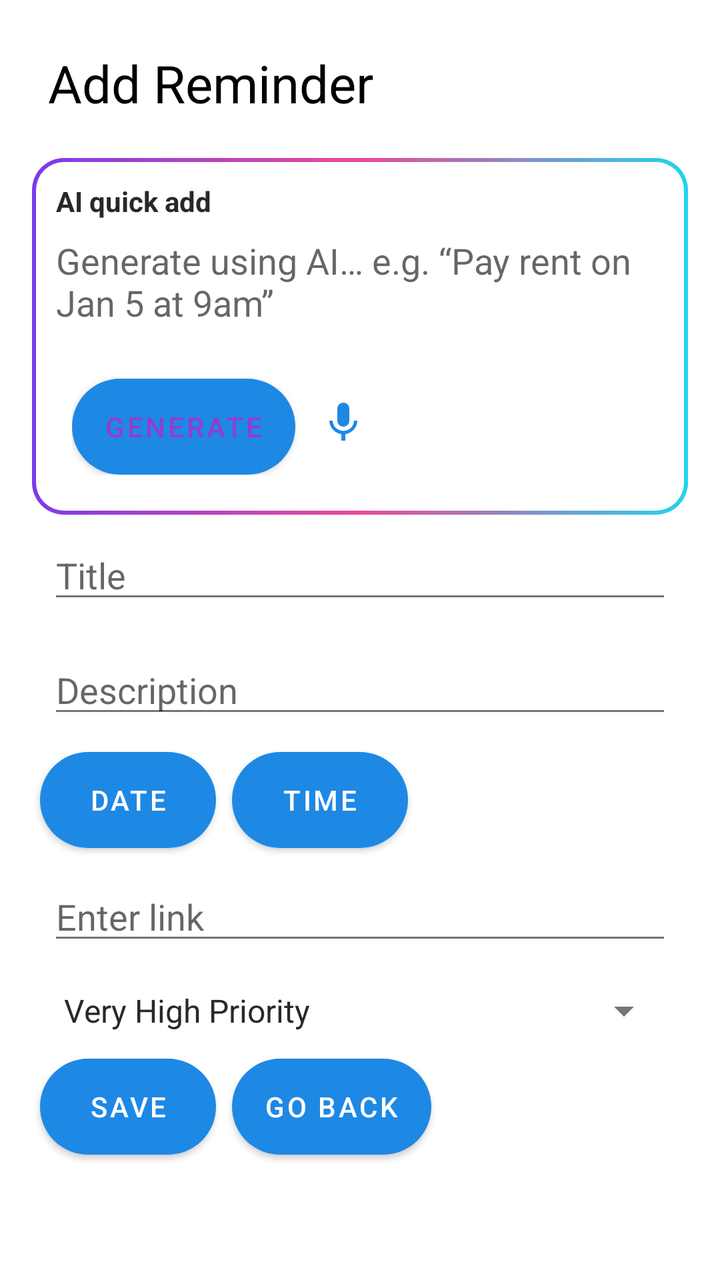
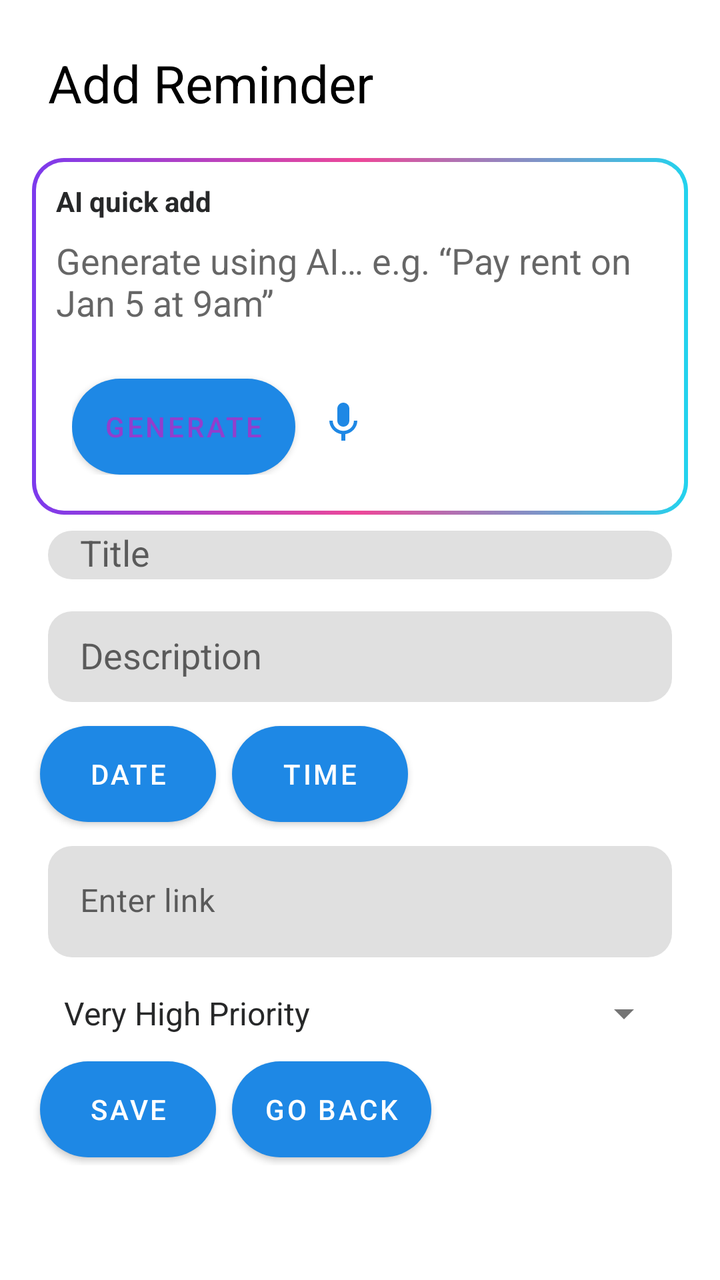

Two renders of the same Android screen: before a commit and after it. Below are the layout's source before the change and the commit's diff.
<!-- AndroidManifest.xml: application theme Theme.Nudge -->
<!-- res/layout/fragment_reminder.xml -->
<LinearLayout xmlns:android="http://schemas.android.com/apk/res/android"
    android:layout_width="match_parent"
    android:layout_height="match_parent"
    xmlns:app="http://schemas.android.com/apk/res-auto"
    android:orientation="vertical"
    android:padding="16dp">

    <com.google.android.material.progressindicator.LinearProgressIndicator
        android:id="@+id/topLoading"
        android:layout_width="match_parent"
        android:layout_height="4dp"
        android:indeterminate="true"
        android:visibility="gone"
        android:layout_marginBottom="8dp" />

    <TextView
        android:id="@+id/pageTitle"
        android:layout_width="wrap_content"
        android:layout_height="wrap_content"
        android:textSize="26sp"
        android:text="Add Reminder"
        android:layout_margin="8dp"
        android:textColor="?attr/colorOnSurface"/>


    
    <LinearLayout
        android:id="@+id/aiBox"
        android:layout_width="match_parent"
        android:layout_height="wrap_content"
        android:layout_marginTop="12dp"
        android:padding="12dp"
        android:orientation="vertical"
        android:background="@drawable/bg_ai_gradient">

        <TextView
            android:layout_width="wrap_content"
            android:layout_height="wrap_content"
            android:text="AI quick add"
            android:textStyle="bold"
            android:textColor="@color/colorTextPrimary"
            android:textSize="14sp" />

        <EditText
            android:id="@+id/aiInputEditText"
            android:layout_width="match_parent"
            android:layout_height="wrap_content"
            android:layout_marginTop="8dp"
            android:hint="Generate using AI… e.g. “Pay rent on Jan 5 at 9am”"
            android:textColor="@android:color/white"
            android:background="@android:color/transparent"
            android:inputType="textCapSentences|textMultiLine"
            android:minLines="2"
            android:maxLines="4" />
        <LinearLayout
            android:id="@+id/aiActionBox"
            android:layout_width="match_parent"
            android:layout_height="wrap_content"
            android:layout_marginTop="8dp"
            android:padding="8dp"
            android:orientation="horizontal">
            <Button
                android:id="@+id/aiGenerateButton"
                android:layout_width="wrap_content"
                android:layout_height="wrap_content"
                android:layout_marginTop="10dp"
                android:text="Generate"
                android:background="@drawable/rounded_corner"
                android:backgroundTint="#FFFFFF"
                android:textColor="#923ECD" />
            <ImageButton
                android:id="@+id/voiceButton"
                android:layout_width="48dp"
                android:layout_height="48dp"
                android:layout_marginTop="8dp"
                android:background="?attr/selectableItemBackgroundBorderless"
                android:contentDescription="Start recording"
                android:src="@drawable/ic_mic"
                app:tint="@color/mic_tint" />
        </LinearLayout>
    </LinearLayout>

    <AutoCompleteTextView
        android:id="@+id/titleEditText"
        android:layout_width="match_parent"
        android:layout_height="wrap_content"
        android:layout_margin="8dp"
        android:hint="Title" />

    <AutoCompleteTextView
        android:id="@+id/descriptionEditText"
        android:layout_width="match_parent"
        android:layout_height="wrap_content"
        android:layout_margin="8dp"
        android:hint="Description" />

    <LinearLayout
        android:layout_width="wrap_content"
        android:layout_height="wrap_content"
        android:orientation="horizontal"
        android:gravity="center_vertical">
        <Button
            android:id="@+id/dateButton"
            android:layout_width="match_parent"
            android:layout_height="wrap_content"
            android:background="@drawable/rounded_corner"
            android:layout_margin="4dp"
            android:text="Date" />

        <Button
            android:id="@+id/timeButton"
            android:layout_width="match_parent"
            android:layout_height="wrap_content"
            android:background="@drawable/rounded_corner"
            android:layout_margin="4dp"
            android:text="Time" />
    </LinearLayout>

    <EditText
        android:id="@+id/idEditText"
        android:layout_width="match_parent"
        android:layout_height="wrap_content"
        android:visibility="gone"
        android:layout_margin="8dp" />

    <EditText
        android:id="@+id/linkEditText"
        android:layout_width="match_parent"
        android:layout_height="wrap_content"
        android:hint="Enter link"
        android:singleLine="true"
        android:layout_margin="8dp"
        android:imeOptions="actionDone" />

    <EditText
        android:id="@+id/passwordEditText"
        android:layout_width="match_parent"
        android:layout_height="wrap_content"
        android:hint="Enter key"
        android:visibility="gone"
        android:inputType="textPassword"
        android:singleLine="true"
        android:layout_margin="8dp"
        android:imeOptions="actionDone" />

    <Spinner
        android:id="@+id/prioritySpinner"
        android:layout_width="match_parent"
        android:layout_height="wrap_content"
        android:layout_margin="8dp"
        android:entries="@array/priority_array" />

    <Spinner
        android:id="@+id/snoozeSpinner"
        android:layout_width="match_parent"
        android:layout_height="wrap_content"
        android:layout_margin="8dp"
        android:visibility="gone"
        android:entries="@array/snooze_array" />

    <LinearLayout
        android:layout_width="wrap_content"
        android:layout_height="wrap_content"
        android:orientation="horizontal"
        android:gravity="center_vertical">
        <Button
            android:id="@+id/saveButton"
            android:layout_width="match_parent"
            android:layout_height="wrap_content"
            android:background="@drawable/rounded_corner"
            android:layout_margin="4dp"
            android:text="Save" />

        <Button
            android:id="@+id/goBackButton"
            android:layout_width="wrap_content"
            android:layout_height="wrap_content"
            android:text="Go Back"
            android:layout_margin="4dp"
            android:background="@drawable/rounded_corner"
            android:layout_gravity="center" />
    </LinearLayout>

</LinearLayout>
<!-- resources referenced by this layout -->
<resources>
  <string-array name="priority_array">
          <item>Very High Priority</item>
          <item>High Priority</item>
          <item>Medium Priority</item>
          <item>Low Priority</item>
      </string-array>
  <string-array name="snooze_array">
          <item>One Reminder</item>
          <item>Two Reminders</item>
          <item>Three Reminders</item>
      </string-array>
  <color name="colorTextPrimary">#272829</color>
  <!-- drawable bg_ai_gradient (drawable) -->
  <layer-list xmlns:android="http://schemas.android.com/apk/res/android">
  
      
      <item>
          <shape android:shape="rectangle">
              <corners android:radius="16dp" />
              <gradient
                  android:type="linear"
                  android:angle="0"
                  android:startColor="#7C3AED"
                  android:centerColor="#EC4899"
                  android:endColor="#22D3EE" />
          </shape>
      </item>
  
      
      <item
          android:left="2dp"
          android:top="2dp"
          android:right="2dp"
          android:bottom="2dp">
          <shape android:shape="rectangle">
              <corners android:radius="14dp" />
              <solid android:color="?attr/colorSurface" />
          </shape>
      </item>
  
  </layer-list>
  <!-- drawable ic_mic (drawable) -->
  <vector xmlns:android="http://schemas.android.com/apk/res/android" android:height="24dp" android:tint="#FFFFFF" android:viewportHeight="24" android:viewportWidth="24" android:width="24dp">
        
      <path android:fillColor="@android:color/white" android:pathData="M12,14c1.66,0 2.99,-1.34 2.99,-3L15,5c0,-1.66 -1.34,-3 -3,-3S9,3.34 9,5v6c0,1.66 1.34,3 3,3zM17.3,11c0,3 -2.54,5.1 -5.3,5.1S6.7,14 6.7,11L5,11c0,3.41 2.72,6.23 6,6.72L11,21h2v-3.28c3.28,-0.48 6,-3.3 6,-6.72h-1.7z"/>
      
  </vector>
  <!-- drawable rounded_corner (drawable) -->
  <shape xmlns:android="http://schemas.android.com/apk/res/android">
      <solid android:color="@color/white" />
      <corners android:radius="30dp" />
  </shape>
  <style name="Theme.Nudge" parent="Theme.MaterialComponents.DayNight.NoActionBar">
          
          <item name="colorPrimary">@color/colorPrimary</item>
          <item name="colorPrimaryVariant">@color/colorPrimaryDark</item>
          <item name="colorOnPrimary">@color/white</item>
          
          <item name="colorSecondary">@color/colorAccent</item>
          <item name="colorSecondaryVariant">@color/colorAccent</item>
          <item name="colorOnSecondary">@color/black</item>
          
          <item name="android:colorBackground">@color/colorBackground</item>
          
          <item name="android:textColorPrimary">@color/colorTextPrimary</item>
          <item name="android:textColorSecondary">@color/colorTextSecondary</item>
          
          <item name="android:windowBackground">@color/colorBackground</item>
          <item name="android:statusBarColor">@color/colorTheme</item>
      </style>
  <color name="white">#FFFFFFFF</color>
  <color name="colorPrimary">#1E88E5</color>
  <color name="colorPrimaryDark">#1565C0</color>
  <color name="colorAccent">#B0B0B0</color>
  <color name="black">#FF000000</color>
  <color name="colorBackground">#FFFFFF</color>
  <color name="colorTextSecondary">#757575</color>
  <color name="colorTheme">#58CBFF</color>
</resources>

<!-- the commit's change to res/layout/fragment_reminder.xml (unified diff, before → after) -->
@@ -80,19 +80,45 @@
         </LinearLayout>
     </LinearLayout>
 
-    <AutoCompleteTextView
-        android:id="@+id/titleEditText"
-        android:layout_width="match_parent"
-        android:layout_height="wrap_content"
-        android:layout_margin="8dp"
-        android:hint="Title" />
-
-    <AutoCompleteTextView
-        android:id="@+id/descriptionEditText"
-        android:layout_width="match_parent"
-        android:layout_height="wrap_content"
-        android:layout_margin="8dp"
-        android:hint="Description" />
+    <com.google.android.material.textfield.TextInputLayout
+        android:layout_width="match_parent"
+        android:layout_height="wrap_content"
+        android:layout_margin="8dp"
+        android:hint="Title"
+        style="@style/Widget.MaterialComponents.TextInputLayout.FilledBox"
+        app:boxCornerRadiusTopStart="12dp"
+        app:boxCornerRadiusTopEnd="12dp"
+        app:boxCornerRadiusBottomStart="12dp"
+        app:boxCornerRadiusBottomEnd="12dp"
+        app:boxStrokeWidth="0dp"
+        app:boxStrokeWidthFocused="0dp">
+        <com.google.android.material.textfield.MaterialAutoCompleteTextView
+            android:id="@+id/titleEditText"
+            android:layout_width="match_parent"
+            android:layout_height="wrap_content"
+            android:paddingStart="16dp" />
+    </com.google.android.material.textfield.TextInputLayout>
+
+    <com.google.android.material.textfield.TextInputLayout
+        android:layout_width="match_parent"
+        android:layout_height="wrap_content"
+        android:layout_margin="8dp"
+        android:hint="Description"
+        style="@style/Widget.MaterialComponents.TextInputLayout.FilledBox"
+        app:boxCornerRadiusTopStart="12dp"
+        app:boxCornerRadiusTopEnd="12dp"
+        app:boxCornerRadiusBottomStart="12dp"
+        app:boxCornerRadiusBottomEnd="12dp"
+        app:boxStrokeWidth="0dp"
+        app:boxStrokeWidthFocused="0dp">
+        <com.google.android.material.textfield.MaterialAutoCompleteTextView
+            android:id="@+id/descriptionEditText"
+            android:layout_width="match_parent"
+            android:layout_height="wrap_content"
+            android:paddingStart="16dp"
+            android:inputType="textCapSentences|textMultiLine"
+            android:minLines="2" />
+    </com.google.android.material.textfield.TextInputLayout>
 
     <LinearLayout
         android:layout_width="wrap_content"
@@ -123,14 +149,27 @@
         android:visibility="gone"
         android:layout_margin="8dp" />
 
-    <EditText
-        android:id="@+id/linkEditText"
-        android:layout_width="match_parent"
-        android:layout_height="wrap_content"
+    <com.google.android.material.textfield.TextInputLayout
+        android:layout_width="match_parent"
+        android:layout_height="wrap_content"
+        android:layout_margin="8dp"
         android:hint="Enter link"
-        android:singleLine="true"
-        android:layout_margin="8dp"
-        android:imeOptions="actionDone" />
+        style="@style/Widget.MaterialComponents.TextInputLayout.FilledBox"
+        app:boxCornerRadiusTopStart="12dp"
+        app:boxCornerRadiusTopEnd="12dp"
+        app:boxCornerRadiusBottomStart="12dp"
+        app:boxCornerRadiusBottomEnd="12dp"
+        app:boxStrokeWidth="0dp"
+        app:boxStrokeWidthFocused="0dp">
+        <com.google.android.material.textfield.TextInputEditText
+            android:id="@+id/linkEditText"
+            android:paddingStart="16dp"
+            android:layout_width="match_parent"
+            android:layout_height="wrap_content"
+            android:singleLine="true"
+            android:imeOptions="actionDone"
+            android:inputType="textUri" />
+    </com.google.android.material.textfield.TextInputLayout>
 
     <EditText
         android:id="@+id/passwordEditText"
